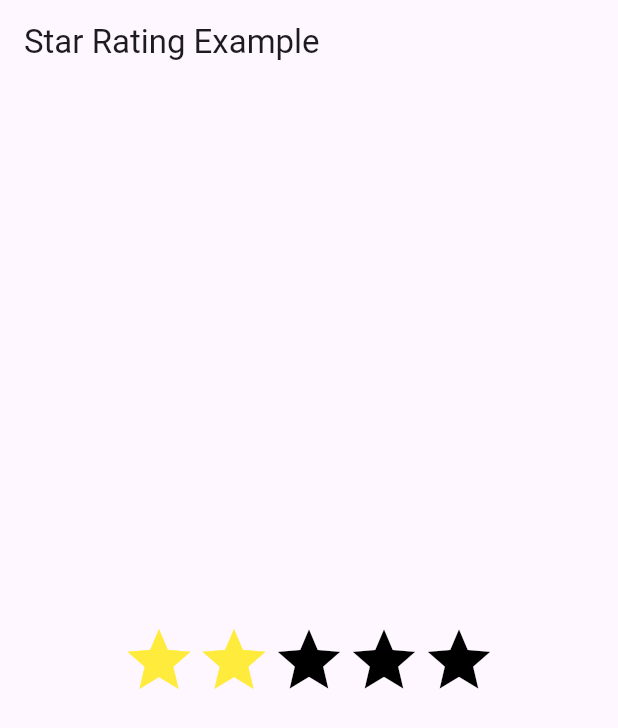
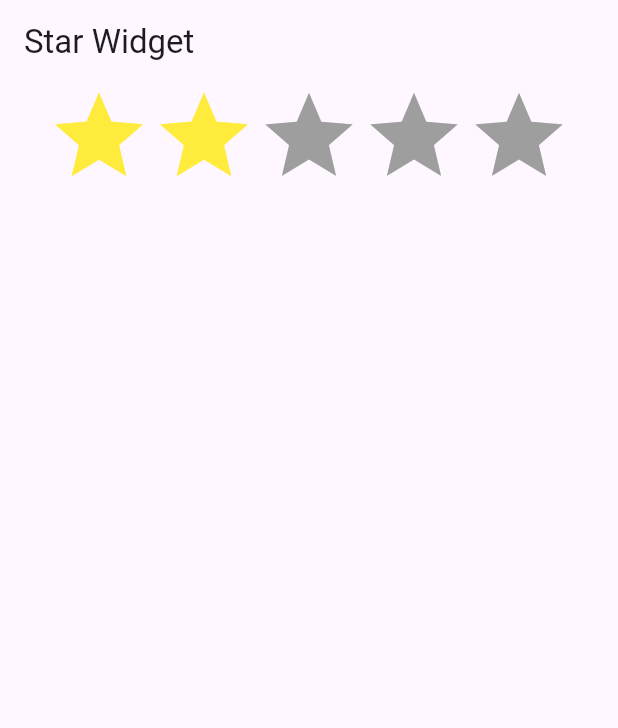
Before and after one commit to fuad4856/flutter_application_1, a Flutter app: the screen it shows after launch, on a phone screen of 412 x 824 dp. Shown: the top 728 px of the screen. Run offline on Flutter 3.47's test engine with Material 3 defaults, Android fonts, the phone set to English and light mode, and no system bars.

Commit message:
my_task1

```diff
--- a/lib/main.dart
+++ b/lib/main.dart
@@ -1,38 +1,49 @@
 import 'package:flutter/material.dart';
 
 void main() {
-  runApp(MyApp());
+  runApp(const MyWidget());
 }
 
-class MyApp extends StatelessWidget {
+class MyWidget extends StatelessWidget {
+  const MyWidget({super.key});
+
   @override
   Widget build(BuildContext context) {
     return MaterialApp(
-      home: MainPage(),
-    );
-  }
-}
-
-class MainPage extends StatelessWidget {
-  @override
-  Widget build(BuildContext context) {
-    return Scaffold(
-      appBar: AppBar(
-        title: Text('Star Rating Example'),
-      ),
-      body: Center(
-        child: Container(
-          child: Row(
-            mainAxisAlignment: MainAxisAlignment.center,
-            crossAxisAlignment: CrossAxisAlignment.center,
-            children: <Widget>[
-              Icon(Icons.star, color: Colors.yellow, size: 50),
-              Icon(Icons.star, color: Colors.yellow, size: 50),
-              Icon(Icons.star, color: Colors.black, size: 50),
-              Icon(Icons.star, color: Colors.black, size: 50),
-              Icon(Icons.star, color: Colors.black, size: 50),
-            ],
-          ),
+      title: "Flutter project",
+      home: Scaffold(
+        appBar: AppBar(
+          title: const Text("Star Widget"),
+        ),
+        body: Row(
+          mainAxisAlignment: MainAxisAlignment.center,
+          children: const [
+            Icon(
+              Icons.star,
+              color: Colors.yellow,
+              size: 70,
+            ),
+            Icon(
+              Icons.star,
+              color: Colors.yellow,
+              size: 70,
+            ),
+            Icon(
+              Icons.star,
+              color: Colors.grey,
+              size: 70,
+            ),
+            Icon(
+              Icons.star,
+              color: Colors.grey,
+              size: 70,
+            ),
+            Icon(
+              Icons.star,
+              color: Colors.grey,
+              size: 70,
+            ),
+          ],
         ),
       ),
     );
```
